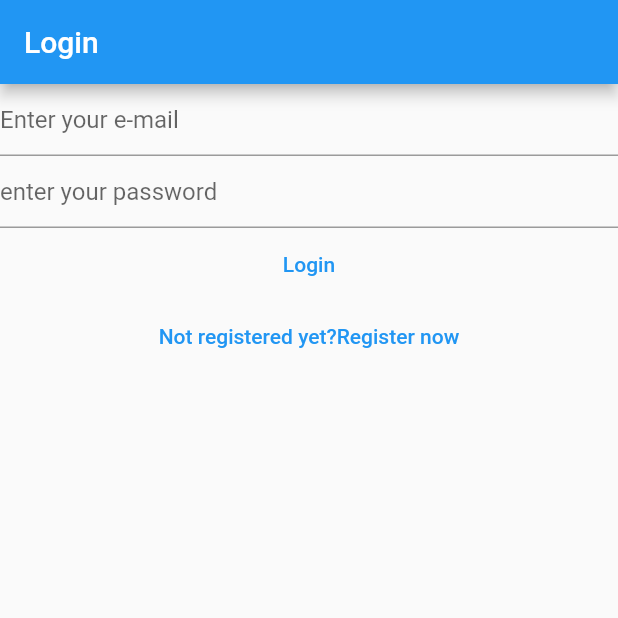
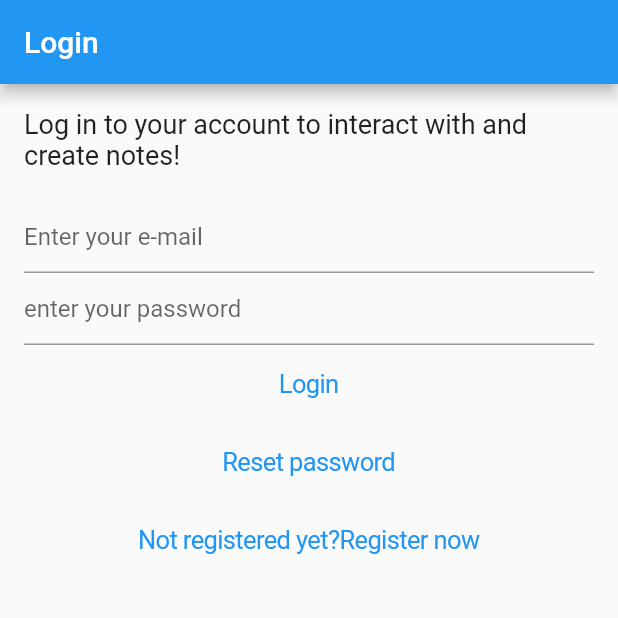
Before and after one commit to ChoudharyAryan/flutter-Notes-Application, a Flutter app: the screen it shows after launch, on a phone screen of 412 x 824 dp, the top half of it. Run offline on Flutter 3.47's test engine with Material 2 defaults, Android fonts, the phone set to English and light mode, and no system bars; our stand-ins replace bloc, cloud_firestore, equatable, firebase_auth, firebase_core, flutter_bloc and 1 more; accounts and stored records are empty.

Commit message:
twentyfifth-step

```diff
--- a/lib/main.dart
+++ b/lib/main.dart
@@ -3,6 +3,7 @@
 import 'package:flutter_sem_2/helpers/loading/loading_screen.dart';
 import 'package:flutter_sem_2/services/auth/bloc/auth_bloc.dart';
 import 'package:flutter_sem_2/services/auth/firebase_auth_provider.dart';
+import 'package:flutter_sem_2/views/forgot_password_view.dart';
 import 'package:flutter_sem_2/views/login_view.dart';
 import 'package:flutter_sem_2/views/notes/create_update_note_view.dart';
 import 'package:flutter_sem_2/views/notes/notes_view.dart';
@@ -54,7 +55,9 @@
         return const VerifyEmailView();
       } else if (state is AuthStateLoggedOut) {
         return const LoginView();
-      } else if (state is AuthStateRegistering) {
+      } else if (state is AuthStateForgotPassword){
+        return const ForgotPasswordView();
+      }else if (state is AuthStateRegistering) {
         return const RegisterView();
       } else {
         return const Scaffold(
--- a/lib/services/auth/auth_provider.dart
+++ b/lib/services/auth/auth_provider.dart
@@ -16,4 +16,5 @@
   Future<void> logout();
 
   Future<void> sendEmailVerification();
+  Future<void> sendPasswordReset({required String toEmail});
 }
--- a/lib/services/auth/auth_service.dart
+++ b/lib/services/auth/auth_service.dart
@@ -37,4 +37,8 @@
 
   @override
   Future<void> initialize() => provider.initialize();
+
+  @override
+  Future<void> sendPasswordReset({required String toEmail}) =>
+  provider.sendPasswordReset(toEmail: toEmail);
 }
--- a/lib/services/auth/bloc/auth_event.dart
+++ b/lib/services/auth/bloc/auth_event.dart
@@ -30,6 +30,12 @@
   const AuthEventLogIn(this.email, this.password);
 }
 
+class AuthEventForgotPassword extends AuthEvent {
+  final String? email;
+
+  const AuthEventForgotPassword({this.email});
+}
+
 class AuthEventLogOut extends AuthEvent {
   const AuthEventLogOut();
 }
--- a/lib/services/auth/bloc/auth_state.dart
+++ b/lib/services/auth/bloc/auth_state.dart
@@ -19,6 +19,19 @@
   final Exception? exception;
   const AuthStateRegistering({required this.exception, required bool isLoading})
       : super(isLoading: isLoading);
+}
+
+class AuthStateForgotPassword extends AuthState {
+  final Exception? exception;
+  final bool hasSentEmail;
+
+  const AuthStateForgotPassword({
+    required this.exception,
+    required  this.hasSentEmail,
+    required bool isLoading,
+    }
+    ) :
+  super(isLoading: isLoading);
 }
 
 class AuthStateLoggedIn extends AuthState {
--- /dev/null
+++ b/lib/utilities/dialogs/password_reset_email_sent_dialog.dart
@@ -0,0 +1,13 @@
+import 'package:flutter/material.dart';
+import 'package:flutter_sem_2/utilities/dialogs/generic_dialog.dart';
+
+Future<void> showPasswordResetEmailSentDialog(BuildContext context) {
+  return showGenericDialog(
+    context: context,
+    title: 'Password reset',
+    content: "We've sent you an reset password link",
+    optionsBuilder: () => {
+      'OK': null,
+    },
+  );
+}
--- a/lib/views/login_view.dart
+++ b/lib/views/login_view.dart
@@ -1,3 +1,4 @@
+import 'package:flutter/cupertino.dart';
 import 'package:flutter/material.dart';
 import 'package:flutter_bloc/flutter_bloc.dart';
 import 'package:flutter_sem_2/constants/routes.dart';
@@ -39,7 +40,7 @@
           if (state.exception is UserNotFoundAuthException) {
             await showErrorDialog(
               context,
-              'User not found',
+              'Cannot find a user with the entered credentials!',
             );
           } else if (state.exception is WrongPasswordAuthException) {
             await showErrorDialog(context, 'Wrong credentials');
@@ -52,8 +53,14 @@
         appBar: AppBar(
           title: const Text('Login'),
         ),
-        body: Column(
+        body: Padding(
+          padding: const EdgeInsets.all(16.0),
+          child: Column(
             children: [
+              const Text('Log in to your account to interact with and create notes!',
+              style: TextStyle(fontSize: 18),
+              ),
+              const SizedBox(height: 20,),
               TextField(
                 controller: _email,
                 enableSuggestions: false,
@@ -74,7 +81,7 @@
                   hintText: 'enter your password',
                 ),
               ),
-            TextButton(
+              CupertinoButton(
                 onPressed: () async {
                   final email = _email.text;
                   final password = _password.text;
@@ -87,12 +94,16 @@
                 },
                 child: const Text('Login'),
               ),
-            TextButton(
+              CupertinoButton(child: const Text('Reset password'), onPressed:(){
+                context.read<AuthBloc>().add(const AuthEventForgotPassword());
+              }),
+              CupertinoButton(
                   onPressed: () {
                     context.read<AuthBloc>().add(const AuthEventShouldRegister());
                   },
                   child: const Text('Not registered yet?Register now')),
             ],
+          ),
         ),
       ),
     );
```
Also changed, not shown: lib/services/auth/bloc/auth_bloc.dart (+44 -0 lines), lib/services/auth/firebase_auth_provider.dart (+18 -0 lines), lib/views/forgot_password_view.dart (added, +84 -0 lines), lib/views/register_view.dart (+13 -3 lines), 1 other file. Lines whose indentation alone changed are shown as unchanged.
